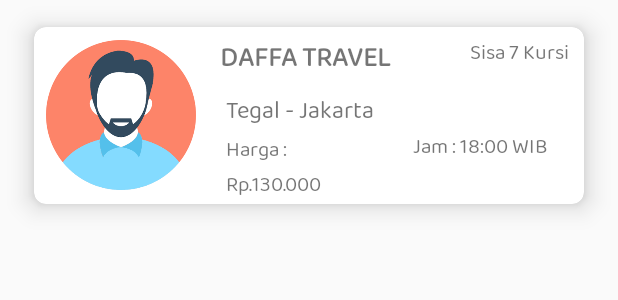
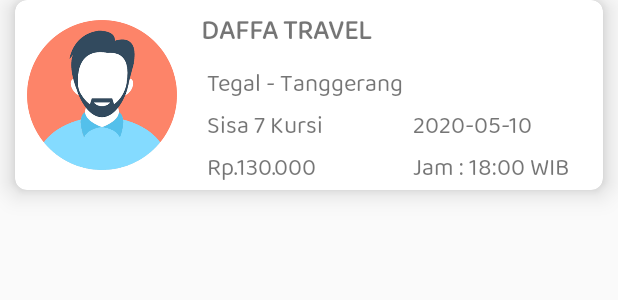
Before and after one commit to HelfanzaNanda/travelme-mobile, an Android app: the layout item_departure_by_dest.xml on its own in the app's theme, with its tools: preview values and no code run, on a phone screen of 412 x 824 dp. Shown: the top 300 px of the screen. Run offline under Robolectric (Android 15) with nearby library versions, the phone set to English and light mode, and no system bars.

Commit message:
try again

```diff
--- a/app/build.gradle
+++ b/app/build.gradle
@@ -54,4 +54,5 @@ dependencies {
     implementation 'com.github.florent37:shapeofview:1.3.2'
     implementation "io.coil-kt:coil:0.9.5"
     implementation 'com.synnapps:carouselview:0.1.4'
+    implementation 'de.hdodenhof:circleimageview:3.1.0'
 }
--- a/app/src/main/AndroidManifest.xml
+++ b/app/src/main/AndroidManifest.xml
@@ -14,6 +14,7 @@
         android:supportsRtl="true"
         android:theme="@style/AppTheme"
         android:usesCleartextTraffic="true">
+        <activity android:name=".activities.UpdateProfileActivity"></activity>
         <activity android:name=".activities.LoginActivity">
             <intent-filter>
                 <action android:name="android.intent.action.MAIN" />
@@ -30,9 +31,7 @@
         <activity android:name=".activities.DepartureByDestActivity" />
         <activity
             android:name=".activities.MainActivity"
-            android:label="@string/app_name">
-
-        </activity>
+            android:label="@string/app_name"></activity>
     </application>
 
 </manifest>
--- a/app/src/main/java/com/travelme/customer/activities/RegisterActivity.kt
+++ b/app/src/main/java/com/travelme/customer/activities/RegisterActivity.kt
@@ -35,7 +35,6 @@ class RegisterActivity : AppCompatActivity() {
         userViewModel.getState().observe(this, Observer {
             handleUIState(it)
         })
-
 
         btn_register.setOnClickListener {
             val name = et_name.text.toString().trim()
--- a/app/src/main/java/com/travelme/customer/models/User.kt
+++ b/app/src/main/java/com/travelme/customer/models/User.kt
@@ -10,5 +10,7 @@ data class User(
     @SerializedName("name") var name : String? =null,
     @SerializedName("email") var email : String? =null,
     @SerializedName("password") var password : String? =null,
+    @SerializedName("photo") var photo : String? =null,
+    @SerializedName("telp") var telp : String? =null,
     @SerializedName("api_token") var token : String? =null
 ) : Parcelable
--- a/app/src/main/java/com/travelme/customer/viewmodels/UserViewModel.kt
+++ b/app/src/main/java/com/travelme/customer/viewmodels/UserViewModel.kt
@@ -113,7 +113,7 @@ class UserViewModel : ViewModel(){
             if (telp.isEmpty()){
                 state.value = UserState.ShowToast("no telepon harus di isi")
             }
-            if (telp.length < 11 || telp.length > 11){
+            if (telp.length < 11 && telp.length > 13){
                 state.value = UserState.ShowToast("no telepon setidaknya 11 sampai 13 karakter")
             }
         }
--- a/app/src/main/res/layout/item_departure_by_dest.xml
+++ b/app/src/main/res/layout/item_departure_by_dest.xml
@@ -1,10 +1,8 @@
 <?xml version="1.0" encoding="utf-8"?>
 <androidx.cardview.widget.CardView
-    app:cardPreventCornerOverlap="true"
-    app:cardUseCompatPadding="true"
+    android:layout_marginBottom="4dp"
     android:layout_marginStart="10dp"
     android:layout_marginEnd="10dp"
-    android:layout_marginBottom="4dp"
     app:cardCornerRadius="8dp"
     app:cardElevation="10dp"
     android:elevation="3dp"
@@ -14,72 +12,6 @@
     android:layout_height="wrap_content"
     android:layout_width="match_parent"
     xmlns:app="http://schemas.android.com/apk/res-auto">
-
-    <!--<RelativeLayout
-        android:layout_width="match_parent"
-        android:layout_height="wrap_content">
-
-        <ImageView
-            android:src="@drawable/user"
-            android:layout_margin="8dp"
-            android:id="@+id/iv_picture_departure_by_destination"
-            android:scaleType="centerCrop"
-            android:layout_width="match_parent"
-            android:layout_height="200dp" />
-
-        <TextView
-            android:layout_below="@id/iv_picture_departure_by_destination"
-            android:layout_margin="6dp"
-            android:textStyle="bold"
-            android:gravity="center_horizontal"
-            android:textAllCaps="true"
-            android:textSize="18sp"
-            android:id="@+id/tv_name_owner_by_destination"
-            android:text="Daffa Travel"
-            android:layout_width="match_parent"
-            android:layout_height="wrap_content" />
-
-        <View
-            android:id="@+id/view_item_departure"
-            android:layout_below="@id/tv_name_owner_by_destination"
-            android:layout_marginTop="5dp"
-            android:layout_marginBottom="5dp"
-            android:layout_width="match_parent"
-            android:layout_height="2dp"
-            android:background="@android:color/darker_gray" />
-
-        <LinearLayout
-            android:paddingBottom="10dp"
-            android:id="@+id/ll_desc"
-            android:layout_below="@id/view_item_departure"
-            android:orientation="horizontal"
-            android:layout_width="match_parent"
-            android:layout_height="wrap_content">
-
-
-            <TextView
-                android:layout_weight="1"
-                android:id="@+id/tv_destination_departure_by_destination"
-                android:layout_marginRight="10dp"
-                android:layout_marginLeft="10dp"
-                android:textSize="16sp"
-                android:text="Tegal - Jakarta"
-                android:layout_width="match_parent"
-                android:layout_height="wrap_content"/>
-
-            <TextView
-                android:layout_weight="1"
-                android:id="@+id/tv_price_departure_by_destination"
-                android:layout_marginRight="10dp"
-                android:layout_marginLeft="10dp"
-                android:text="Harga : Rp.130.000"
-                android:layout_width="match_parent"
-                android:layout_height="wrap_content"/>
-
-        </LinearLayout>
-
-
-    </RelativeLayout>-->
 
     <RelativeLayout
         android:layout_width="match_parent"
@@ -107,17 +39,19 @@
             android:layout_height="wrap_content" />
 
         <TextView
-            android:layout_marginTop="6dp"
-            android:layout_marginEnd="10dp"
-            android:text="Sisa 7 Kursi"
-            android:gravity="right"
-            android:id="@+id/tv_remaining_seat"
+            android:layout_toRightOf="@id/iv_car"
+            android:layout_below="@id/tv_name_owner"
+            android:id="@+id/tv_destination"
+            android:layout_marginRight="10dp"
+            android:layout_marginLeft="10dp"
+            android:textSize="16sp"
+            android:text="Tegal - Tanggerang"
             android:layout_width="match_parent"
             android:layout_height="wrap_content"/>
 
         <LinearLayout
             android:layout_toRightOf="@id/iv_car"
-            android:layout_below="@id/tv_name_owner"
+            android:layout_below="@id/tv_destination"
             android:orientation="horizontal"
             android:layout_width="match_parent"
             android:layout_height="wrap_content">
@@ -129,21 +63,21 @@
                 android:layout_height="wrap_content">
 
                 <TextView
-                    android:layout_weight="1"
-                    android:id="@+id/tv_destination"
-                    android:layout_marginRight="10dp"
-                    android:layout_marginLeft="10dp"
                     android:textSize="16sp"
-                    android:text="Tegal - Jakarta"
+                    android:layout_marginStart="10dp"
+                    android:layout_marginEnd="10dp"
+                    android:text="Sisa 7 Kursi"
+                    android:id="@+id/tv_remaining_seat"
                     android:layout_width="match_parent"
                     android:layout_height="wrap_content"/>
 
                 <TextView
+                    android:textSize="16sp"
                     android:layout_weight="1"
                     android:id="@+id/tv_price"
                     android:layout_marginRight="10dp"
                     android:layout_marginLeft="10dp"
-                    android:text="Harga : Rp.130.000"
+                    android:text="Rp.130.000"
                     android:layout_width="match_parent"
                     android:layout_height="wrap_content"/>
 
@@ -157,6 +91,7 @@
                 android:layout_height="wrap_content">
 
                 <TextView
+                    android:text="2020-05-10"
                     android:id="@+id/tv_date"
                     android:layout_marginRight="10dp"
                     android:layout_marginLeft="10dp"
@@ -165,6 +100,7 @@
                     android:layout_height="wrap_content"/>
 
                 <TextView
+                    android:textSize="16sp"
                     android:id="@+id/tv_hour"
                     android:layout_marginRight="10dp"
                     android:layout_marginLeft="10dp"
```
Also changed, not shown: app/src/main/java/com/travelme/customer/activities/DetailOwnerActivity.kt (+17 -15 lines), app/src/main/java/com/travelme/customer/activities/OrderActivity.kt (+28 -22 lines), app/src/main/java/com/travelme/customer/activities/UpdateProfileActivity.kt (added, +13 -0 lines), app/src/main/java/com/travelme/customer/adapters/DepartureAdapter.kt (+6 -5 lines), app/src/main/java/com/travelme/customer/fragments/ProfileFragment.kt (+29 -0 lines), app/src/main/res/layout/activity_update_profile.xml (added, +9 -0 lines), app/src/main/res/layout/fragment_profile.xml (+38 -22 lines), app/src/main/res/layout/item_destination.xml (+6 -12 lines), app/src/main/res/drawable/persons.png (added).
